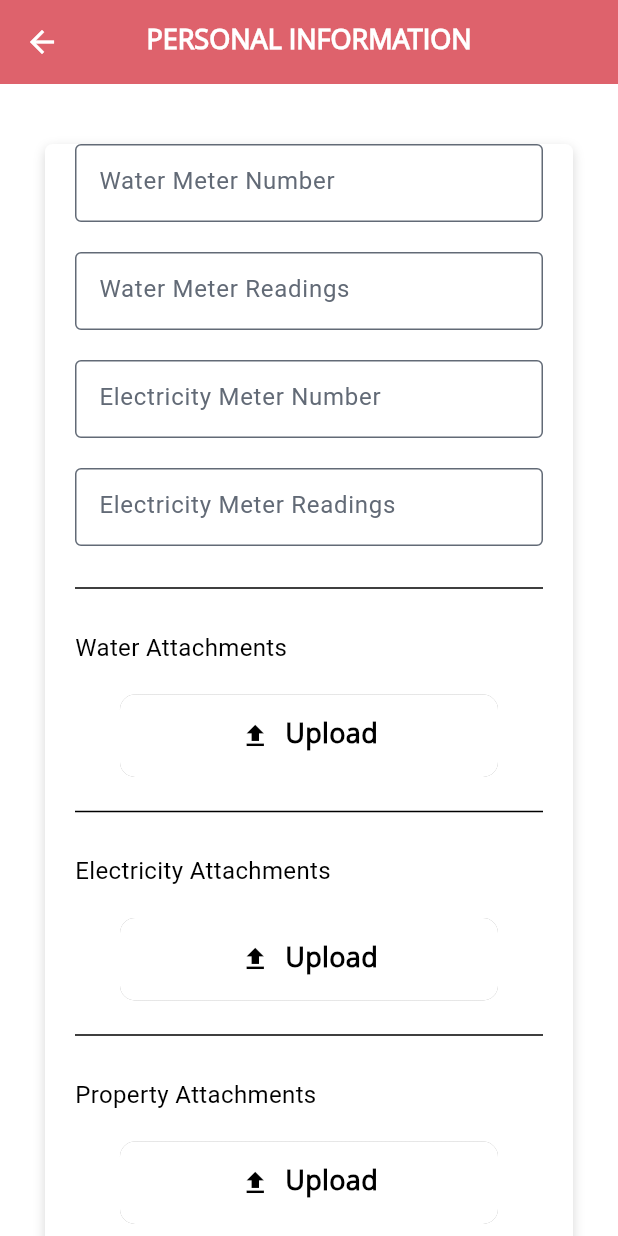
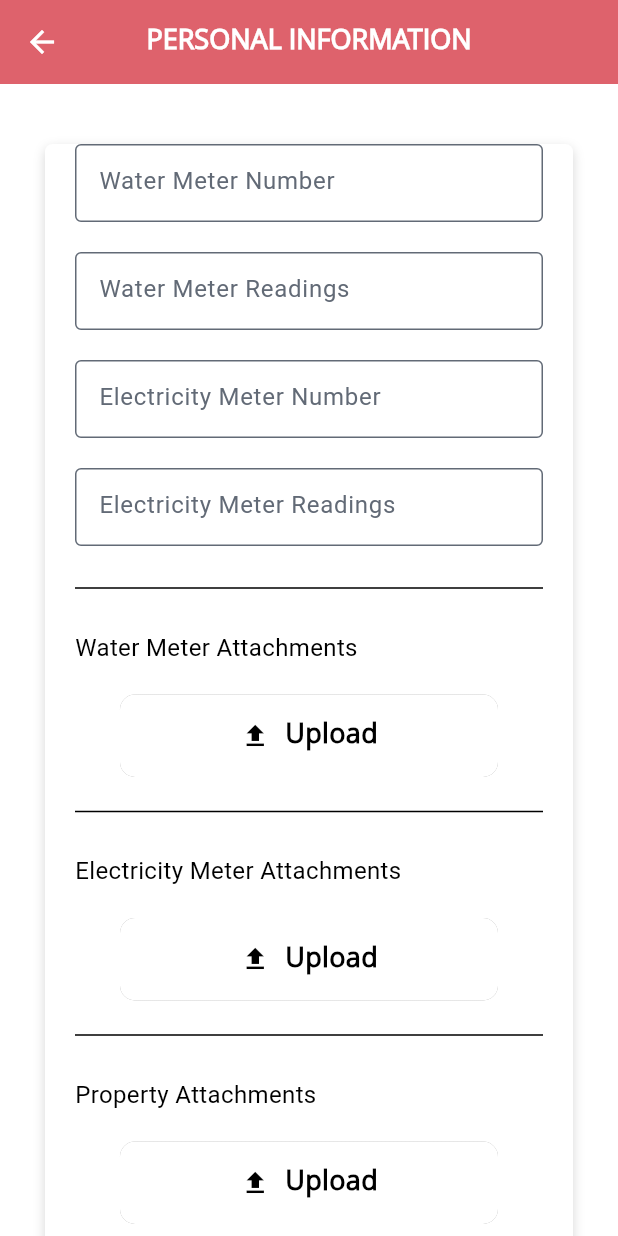
Before and after one commit to ZainMughal329/mobile_dev, a Flutter app: the WaterAndElectricityView screen opened directly with empty values, on a phone screen of 412 x 824 dp. Run offline on Flutter 3.47's test engine with Material 3 defaults, Android fonts, the light colour scheme and no system bars; our stand-ins replace cached_network_image, dio, file_picker, flutter_riverpod, flutter_slidable, fluttertoast and 7 more; missing offline and left inert: barcode_scan2, camera_camera, flutter_cupertino_datetime_picker, flutter_signature_pad; accounts and stored records are empty; network calls fail; Roboto replaces fonts that are missing (opensans).

Commit message:
name updated as per QA feedback

```diff
--- a/lib/forms/water_and_electricity_information/view/water_and_electricity_info_view.dart
+++ b/lib/forms/water_and_electricity_information/view/water_and_electricity_info_view.dart
@@ -85,7 +85,7 @@ class WaterAndElectricityView extends ConsumerWidget {
                     label: "Electricity Meter Readings",
                   ),
                   MeterAttachments(
-                    title: "Water Attachments",
+                    title: "Water Meter Attachments",
                     notifier: notifier,
                     applicant_id: applicant_id,
                     attachments: notifier.waterMeterAttachmentsList,
@@ -107,7 +107,7 @@ class WaterAndElectricityView extends ConsumerWidget {
                     },
                   ),
                   MeterAttachments(
-                    title: "Electricity Attachments",
+                    title: "Electricity Meter Attachments",
                     notifier: notifier,
                     applicant_id: applicant_id,
                     attachments: notifier.electricMeterAttachmentsList,
```
